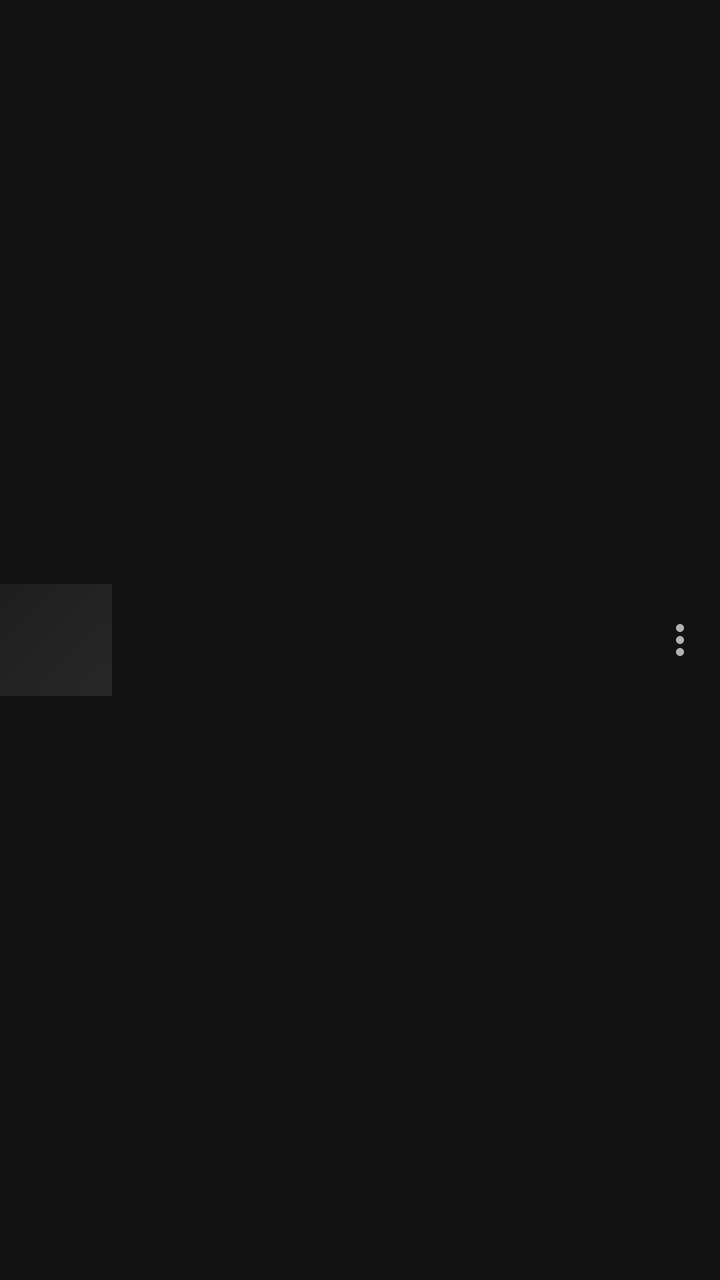
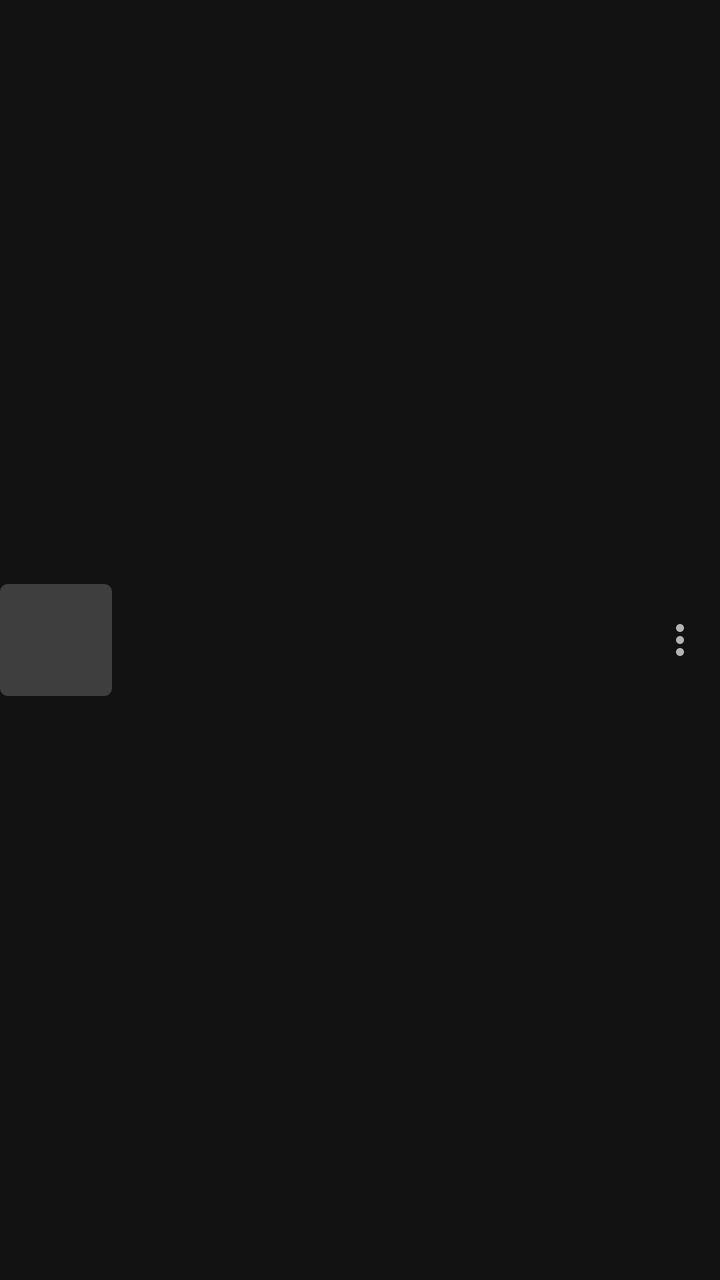

Before-and-after screenshots of an Android layout around one commit, followed by the original layout XML and the change that was made.
<!-- AndroidManifest.xml: application theme Theme.MusicStreamingApp -->
<!-- res/layout/item_track_row.xml -->
<?xml version="1.0" encoding="utf-8"?>
<LinearLayout xmlns:android="http://schemas.android.com/apk/res/android"
    android:layout_width="match_parent"
    android:layout_height="wrap_content"
    android:background="?attr/selectableItemBackground"
    android:gravity="center_vertical"
    android:orientation="horizontal"
    android:paddingVertical="6dp">

    <ImageView
        android:id="@+id/iv_track_cover"
        android:layout_width="56dp"
        android:layout_height="56dp"
        android:background="@drawable/placeholder_gradient"
        android:scaleType="centerCrop"/>

    <LinearLayout
        android:layout_width="0dp"
        android:layout_height="wrap_content"
        android:layout_marginStart="12dp"
        android:layout_weight="1"
        android:orientation="vertical">

        <TextView
            android:id="@+id/tv_track_title"
            android:layout_width="match_parent"
            android:layout_height="wrap_content"
            android:maxLines="1"
            android:ellipsize="end"
            android:textColor="@color/accent_white"
            android:textSize="15sp"
            android:textStyle="bold"/>

        <TextView
            android:id="@+id/tv_track_artist"
            android:layout_width="match_parent"
            android:layout_height="wrap_content"
            android:maxLines="1"
            android:ellipsize="end"
            android:textColor="@color/text_secondary"
            android:textSize="12sp"/>
    </LinearLayout>

    <ImageButton
        android:layout_width="40dp"
        android:layout_height="40dp"
        android:background="?attr/selectableItemBackgroundBorderless"
        android:src="@drawable/ic_more_vert"
        android:tint="@color/text_secondary"/>
</LinearLayout>
<!-- resources referenced by this layout -->
<resources>
  <color name="accent_white">#FFFFFF</color>
  <color name="text_secondary">#B3B3B3</color>
  <!-- drawable ic_more_vert (drawable) -->
  <vector xmlns:android="http://schemas.android.com/apk/res/android"
      android:width="24dp"
      android:height="24dp"
      android:viewportWidth="24"
      android:viewportHeight="24">
      <path android:fillColor="#FFFFFF"
          android:pathData="M12,8c1.1,0 2,-0.9 2,-2s-0.9,-2 -2,-2 -2,0.9 -2,2 0.9,2 2,2zm0,2c-1.1,0 -2,0.9 -2,2s0.9,2 2,2 2,-0.9 2,-2 -0.9,-2 -2,-2zm0,6c-1.1,0 -2,0.9 -2,2s0.9,2 2,2 2,-0.9 2,-2 -0.9,-2 -2,-2z"/>
  </vector>
  <!-- drawable placeholder_gradient (drawable) -->
  <?xml version="1.0" encoding="utf-8"?>
  <shape xmlns:android="http://schemas.android.com/apk/res/android"
      android:shape="rectangle">
      <gradient
          android:angle="135"
          android:startColor="#282828"
          android:endColor="#1E1E1E"
          android:type="linear" />
  </shape>
  <style name="Theme.MusicStreamingApp" parent="Theme.MaterialComponents.DayNight.NoActionBar">
          <item name="colorPrimary">@color/spotify_green</item>
          <item name="colorPrimaryDark">@color/spotify_black</item>
          <item name="colorAccent">@color/spotify_green</item>
          <item name="android:windowBackground">@color/spotify_black</item>
          <item name="android:statusBarColor">@color/spotify_black</item>
          <item name="android:navigationBarColor">@color/spotify_dark</item>
          <item name="android:textColor">@color/spotify_white</item>
          <item name="android:textColorPrimary">@color/spotify_white</item>
          <item name="android:textColorSecondary">@color/spotify_gray</item>
          <item name="android:fontFamily">@font/montserrat</item>
          <item name="fontFamily">@font/montserrat</item>
          <item name="android:windowDrawsSystemBarBackgrounds">true</item>
          <item name="android:windowLightStatusBar">false</item>
          <item name="android:windowTranslucentStatus">false</item>
          <item name="android:windowTranslucentNavigation">false</item>
          <item name="android:colorControlHighlight">#33FFFFFF</item>
          <item name="bottomNavigationStyle">@style/BottomNavStyle</item>
      </style>
  <color name="spotify_green">#1DB954</color>
  <color name="spotify_black">#121212</color>
  <color name="spotify_dark">#191414</color>
  <color name="spotify_white">#FFFFFF</color>
  <color name="spotify_gray">#B3B3B3</color>
  <style name="BottomNavStyle" parent="Widget.MaterialComponents.BottomNavigationView">
          <item name="android:background">@color/spotify_dark</item>
          <item name="itemIconTint">@color/bottom_nav_tint</item>
          <item name="itemTextColor">@color/bottom_nav_tint</item>
          <item name="elevation">8dp</item>
      </style>
</resources>

<!-- the commit's change to res/layout/item_track_row.xml (unified diff, before → after) -->
@@ -7,12 +7,14 @@
     android:orientation="horizontal"
     android:paddingVertical="6dp">
 
-    <ImageView
+    <com.google.android.material.imageview.ShapeableImageView
+        xmlns:app="http://schemas.android.com/apk/res-auto"
         android:id="@+id/iv_track_cover"
         android:layout_width="56dp"
         android:layout_height="56dp"
-        android:background="@drawable/placeholder_gradient"
-        android:scaleType="centerCrop"/>
+        android:background="@color/spotify_elevated"
+        android:scaleType="centerCrop"
+        app:shapeAppearanceOverlay="@style/ShapeAppearance.Spotify.Rounded4"/>
 
     <LinearLayout
         android:layout_width="0dp"
<!-- resource entries referenced after the edit -->
@@ -1,6 +1,7 @@
 <!-- resources referenced by this layout -->
 <resources>
   <color name="accent_white">#FFFFFF</color>
+  <color name="spotify_elevated">#3E3E3E</color>
   <color name="text_secondary">#B3B3B3</color>
   <!-- drawable ic_more_vert (drawable) -->
   <vector xmlns:android="http://schemas.android.com/apk/res/android"
@@ -11,16 +12,10 @@
       <path android:fillColor="#FFFFFF"
           android:pathData="M12,8c1.1,0 2,-0.9 2,-2s-0.9,-2 -2,-2 -2,0.9 -2,2 0.9,2 2,2zm0,2c-1.1,0 -2,0.9 -2,2s0.9,2 2,2 2,-0.9 2,-2 -0.9,-2 -2,-2zm0,6c-1.1,0 -2,0.9 -2,2s0.9,2 2,2 2,-0.9 2,-2 -0.9,-2 -2,-2z"/>
   </vector>
-  <!-- drawable placeholder_gradient (drawable) -->
-  <?xml version="1.0" encoding="utf-8"?>
-  <shape xmlns:android="http://schemas.android.com/apk/res/android"
-      android:shape="rectangle">
-      <gradient
-          android:angle="135"
-          android:startColor="#282828"
-          android:endColor="#1E1E1E"
-          android:type="linear" />
-  </shape>
+  <style name="ShapeAppearance.Spotify.Rounded4" parent="">
+          <item name="cornerFamily">rounded</item>
+          <item name="cornerSize">4dp</item>
+      </style>
   <style name="Theme.MusicStreamingApp" parent="Theme.MaterialComponents.DayNight.NoActionBar">
           <item name="colorPrimary">@color/spotify_green</item>
           <item name="colorPrimaryDark">@color/spotify_black</item>
